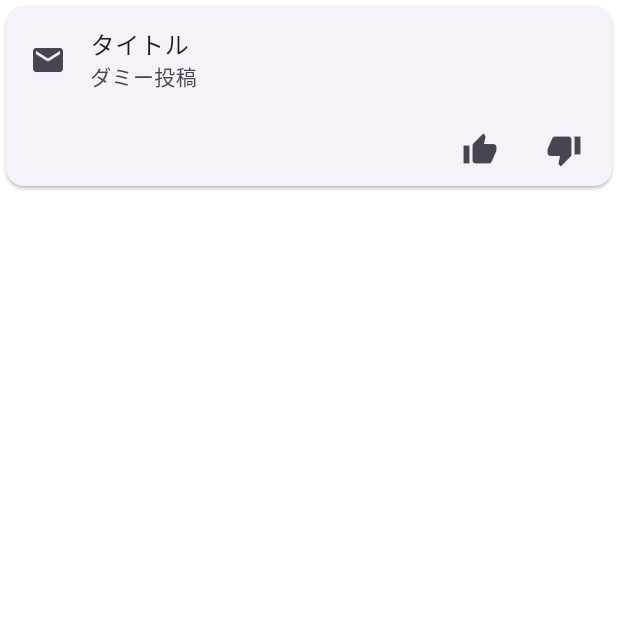
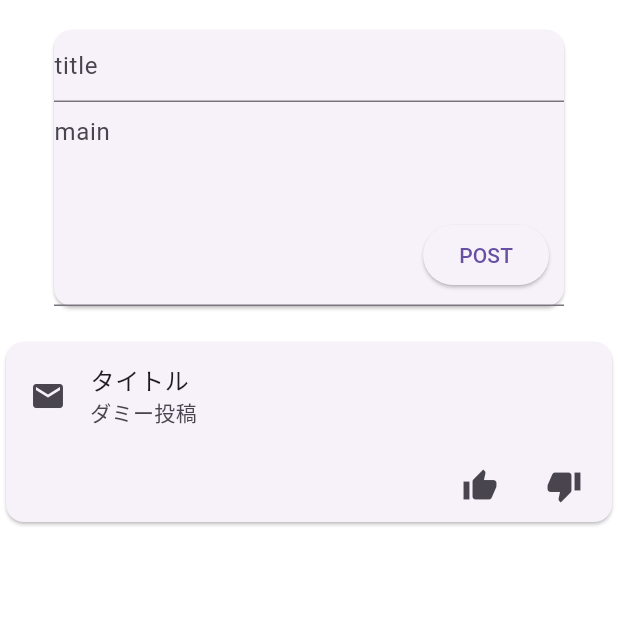
Before and after one commit to ririron/map_app, a Flutter app: the screen it shows after launch, on a phone screen of 412 x 824 dp, the top half of it. Run offline on Flutter 3.47's test engine with Material 3 defaults, Android fonts, the phone set to English and light mode, and no system bars.

Commit message:
投稿フォームガワだけ作成

```diff
--- a/lib/main.dart
+++ b/lib/main.dart
@@ -1,5 +1,6 @@
 import 'package:flutter/material.dart';
 import 'package:map_app/article.dart';
+import 'package:map_app/post_form.dart';
 
 void main() {
   runApp(const MainApp());
@@ -14,6 +15,7 @@ class MainApp extends StatelessWidget {
       home: Column(
         mainAxisAlignment: MainAxisAlignment.start,
         children: [
+          PostForm(),
           Article(),
         ],
       ),
--- a/lib/post_form.dart
+++ b/lib/post_form.dart
@@ -6,6 +6,31 @@ class PostForm extends StatelessWidget {
 
   @override
   Widget build(BuildContext context) {
-    return Container();
+    return Padding(
+        padding: const EdgeInsets.symmetric(horizontal: 32, vertical: 16),
+        child: Card(
+            child: Column(
+          children: [
+            const TextField(
+              maxLines: 1,
+              decoration: InputDecoration(hintText: "title"),
+            ),
+            Stack(children: [
+              const TextField(
+                maxLines: 5,
+                decoration: InputDecoration(hintText: "main"),
+              ),
+              const SizedBox(
+                height: 32,
+              ),
+              Positioned(
+                right: 10.0, // 右側に10dpのマージンを設定
+                bottom: 10.0, // 下側に10dpのマージンを設定
+                child:
+                    ElevatedButton(onPressed: () {}, child: const Text("POST")),
+              ),
+            ]),
+          ],
+        )));
   }
 }
```
